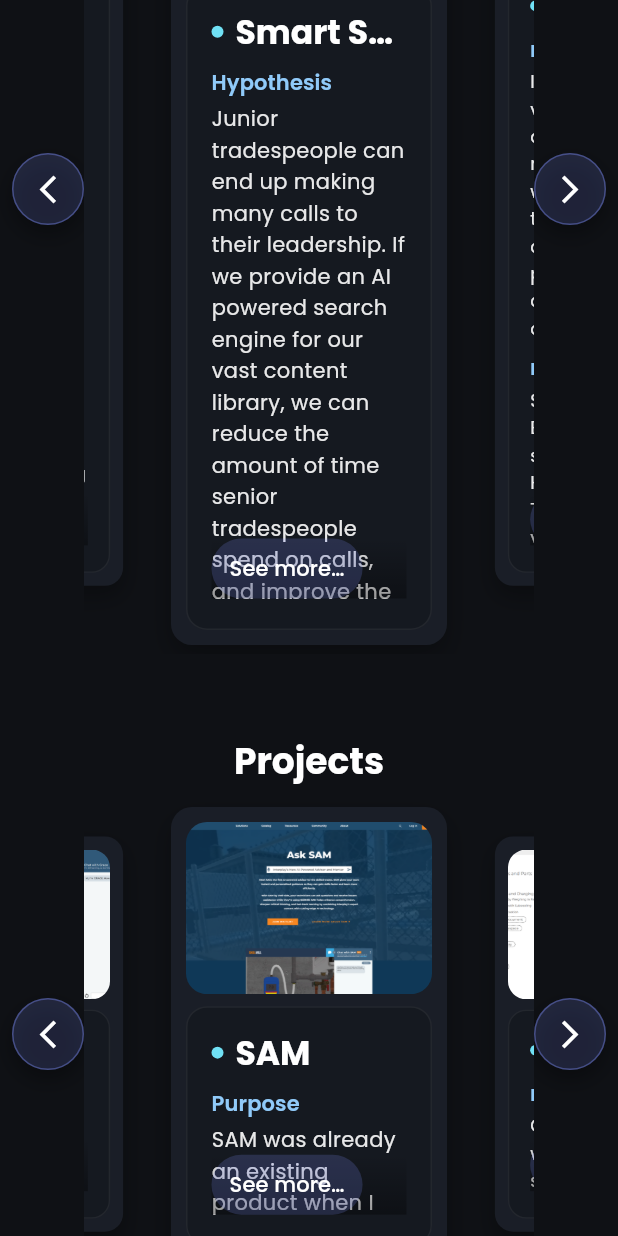
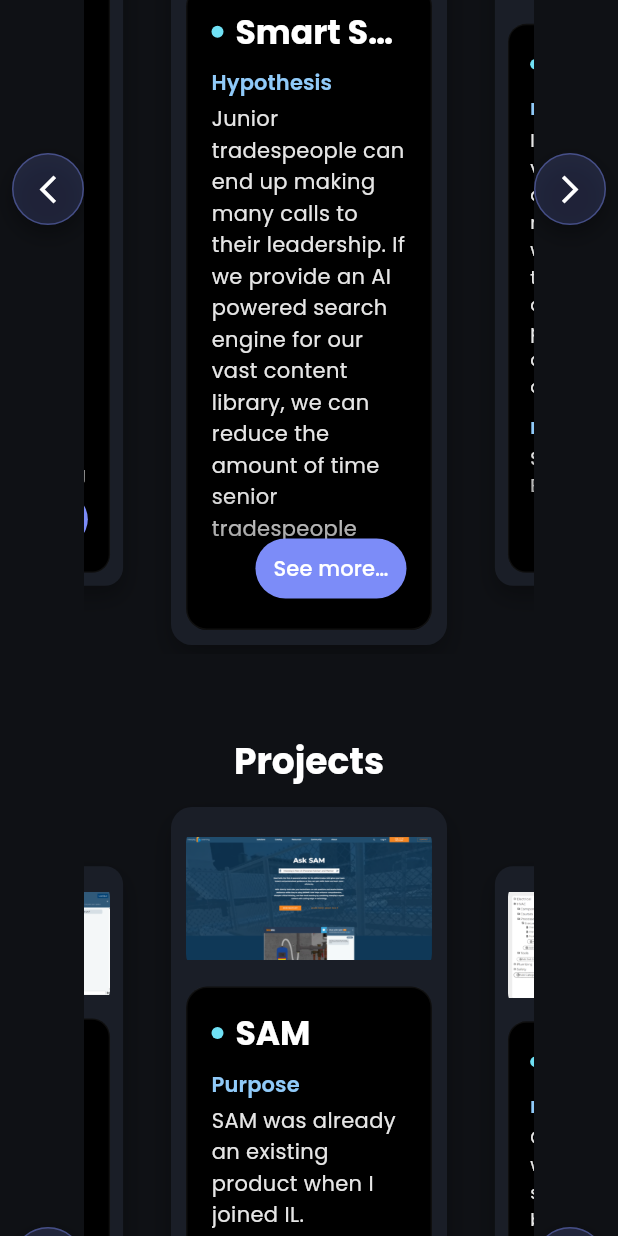
Before and after one commit to Thrasherop/KopaunikSoftwarePortfolio, a Flutter app: the screen it shows after launch, scrolled down 576 dp, on a phone screen of 412 x 824 dp. Run offline on Flutter 3.47's test engine with Material 3 defaults, Android fonts, the phone set to English and light mode, and no system bars; drawn by our look-alikes of carousel_slider; our stand-ins replace google_fonts.

Commit message:
Fixed the See More button from claiming excess space in the band, instead of sitting on top of it.

```diff
--- a/lib/widgets/portfolio_card.dart
+++ b/lib/widgets/portfolio_card.dart
@@ -109,6 +109,7 @@ class _PortfolioCardState extends State<PortfolioCard> {
           tp.layout(maxWidth: maxWidth);
           return tp.size.height;
         }
+
 
         final TextStyle? titleStyle = theme.textTheme.titleLarge?.copyWith(fontWeight: FontWeight.w700);
         final TextStyle? sectionTitleStyle = theme.textTheme.labelLarge?.copyWith(
@@ -229,16 +230,23 @@ class _PortfolioCardState extends State<PortfolioCard> {
         // Panel current height based on expansion state
         final double panelHeight = widget.isExpanded ? expandedPanelHeight : bandHeight;
 
-        // Content viewport height (space for content area inside the panel, excluding button)
-        final double contentViewportHeight = panelHeight - (PortfolioCard._panelPadding * 2) - (needsTruncate ? (PortfolioCard._buttonHeight + PortfolioCard._buttonSpacing) : 0);
+        // Content viewport height (space for scrollable sections only),
+        // subtract header and spacing so the Column never overflows.
+        double contentViewportHeight = panelHeight
+            - (PortfolioCard._panelPadding * 2)
+            - headerHeight
+            - 10; // let text use full width/height; button overlays and does not reserve space
+        if (contentViewportHeight < 0) contentViewportHeight = 0;
 
+        // Calculate right padding so text never sits under the bottom-right button
         final Widget panel = AnimatedContainer(
           duration: const Duration(milliseconds: 220),
           curve: Curves.easeInOut,
           height: panelHeight,
           padding: const EdgeInsets.all(PortfolioCard._panelPadding),
           decoration: BoxDecoration(
-            color: Colors.black.withOpacity(widget.isExpanded ? 0.55 : 0.18),
+            // Fully opaque to clearly separate text from the image
+            color: Colors.black,
             borderRadius: BorderRadius.circular(14.0),
             border: Border.all(color: Colors.white.withOpacity(0.06)),
           ),
@@ -291,13 +299,13 @@ class _PortfolioCardState extends State<PortfolioCard> {
               ),
               if (needsTruncate)
                 Positioned(
-                  left: 0,
+                  right: 0,
                   bottom: 0,
                   child: TextButton(
                     onPressed: widget.onToggleExpand,
                     style: TextButton.styleFrom(
                       foregroundColor: Colors.white,
-                      backgroundColor: theme.colorScheme.primary.withOpacity(0.2),
+                      backgroundColor: theme.colorScheme.primary, // fully opaque
                       padding: const EdgeInsets.symmetric(horizontal: 12, vertical: 6),
                     ),
                     child: Text(widget.isExpanded ? 'See less' : 'See more…'),
```
Also changed, not shown: assets/portfolio_data.json (+7 -0 lines).
